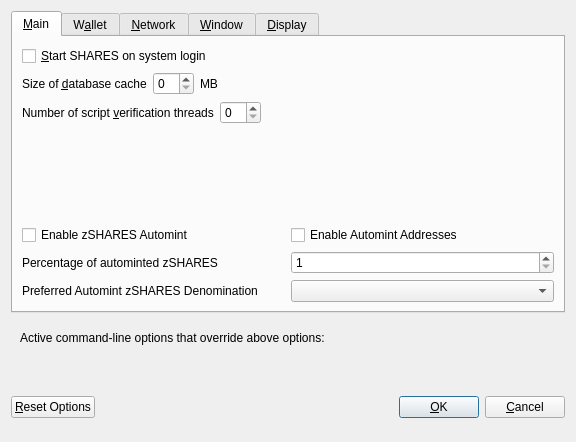
First picture: the form in src/qt/forms/optionsdialog.ui, repository AltcoinBaggins/lil, before the edit.
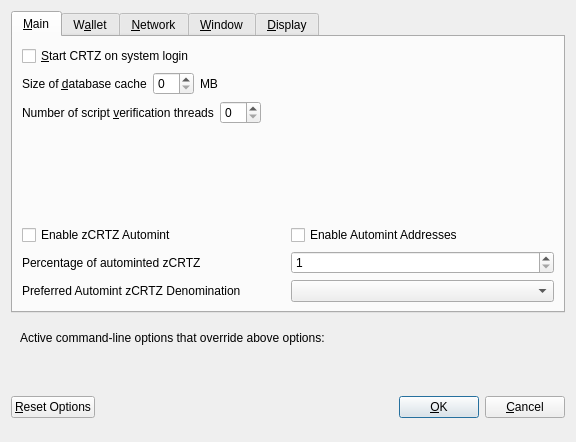
Second picture: the form after the edit. Custom widgets are drawn as their Qt base class.

Diff of the .ui file:
```diff
--- a/src/qt/forms/optionsdialog.ui
+++ b/src/qt/forms/optionsdialog.ui
@@ -33,7 +33,7 @@
           <string>Automatically start SHARES after logging in to the system.</string>
          </property>
          <property name="text">
-          <string>&amp;Start SHARES on system login</string>
+          <string>&amp;Start CRTZ on system login</string>
          </property>
         </widget>
        </item>
@@ -147,7 +147,7 @@
                <enum>Qt::LeftToRight</enum>
               </property>
               <property name="text">
-               <string>Enable zSHARES Automint</string>
+               <string>Enable zCRTZ Automint</string>
               </property>
              </widget>
             </item>
@@ -174,7 +174,7 @@
                <string>Percentage of incoming SHARES which get automatically converted to zSHARES via Zerocoin Protocol (min: 10%)</string>
               </property>
               <property name="text">
-               <string>Percentage of autominted zSHARES</string>
+               <string>Percentage of autominted zCRTZ</string>
               </property>
              </widget>
             </item>
@@ -207,7 +207,7 @@
                <string>Wait with automatic conversion to Zerocoin until enough SHARES for this denomination is available</string>
               </property>
               <property name="text">
-               <string>Preferred Automint zSHARES Denomination</string>
+               <string>Preferred Automint zCRTZ Denomination</string>
               </property>
              </widget>
             </item>
```
Left out of the diff: 20 changed lines with no effect on the pictures.
